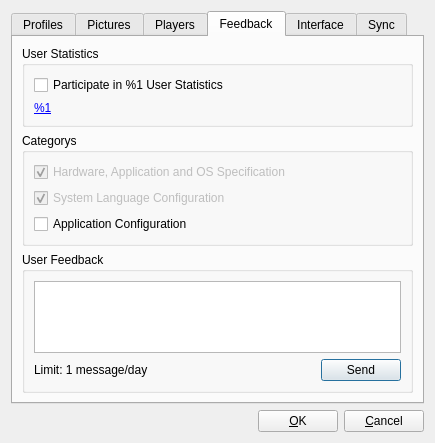
The window that OptionsDialog.ui (Syping/gta5sync) describes before a commit, drawn with Qt 5.
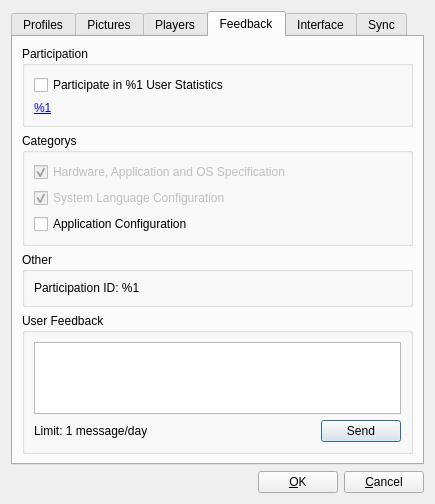
The same window after the commit. The open tabs and pages were chosen to show the change.

Patch:
```diff
--- a/OptionsDialog.ui
+++ b/OptionsDialog.ui
@@ -390,7 +390,7 @@
        <item>
         <widget class="QGroupBox" name="gbUserStats">
          <property name="title">
-          <string>User Statistics</string>
+          <string>Participation</string>
          </property>
          <layout class="QVBoxLayout" name="vlUserStats">
           <item>
@@ -455,6 +455,22 @@
          </layout>
         </widget>
        </item>
+       <item>
+        <widget class="QGroupBox" name="gbOther">
+         <property name="title">
+          <string>Other</string>
+         </property>
+         <layout class="QVBoxLayout" name="vlOtherStats">
+          <item>
+           <widget class="QLabel" name="labParticipationID">
+            <property name="text">
+             <string>Participation ID: %1</string>
+            </property>
+           </widget>
+          </item>
+         </layout>
+        </widget>
+       </item>
        <item>
         <widget class="QGroupBox" name="gbUserFeedback">
          <property name="title">
```
